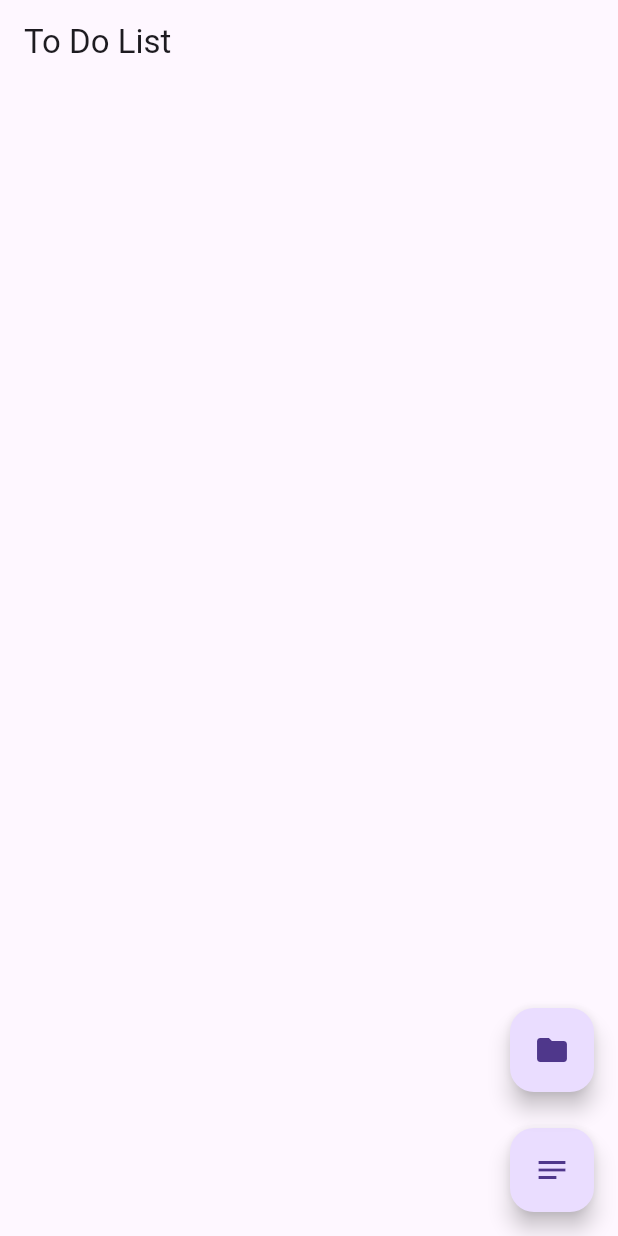
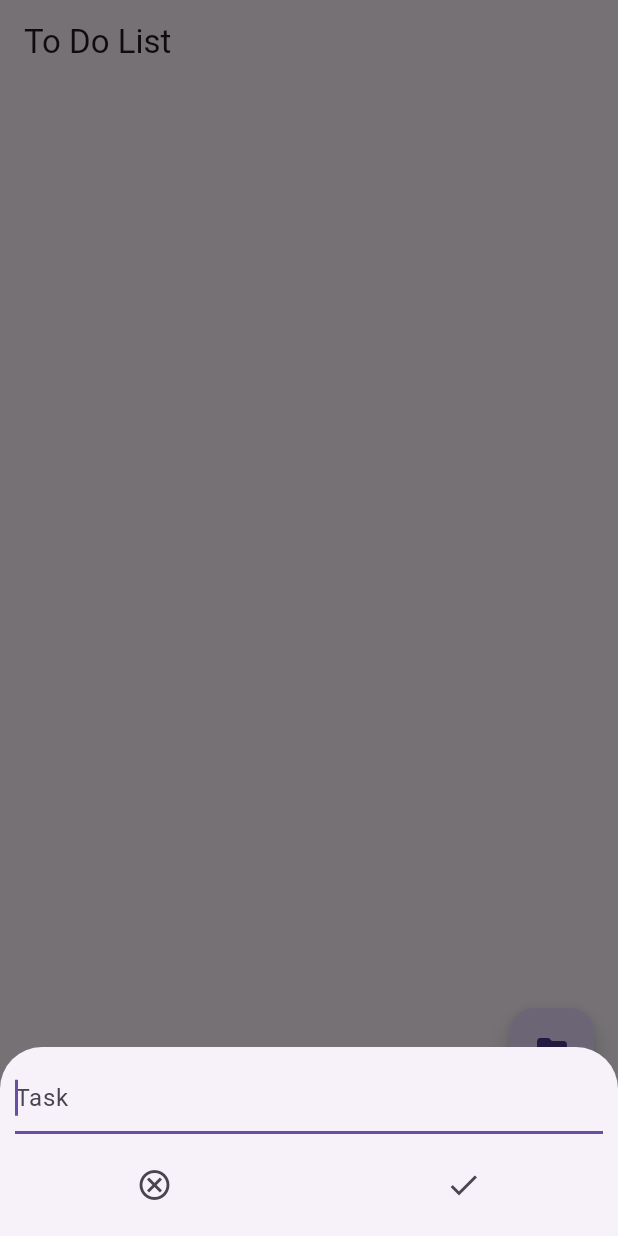
Before and after one commit to alexsedy/todo_app, a Flutter app: the screen it shows after launch, after a tap on the "notes" icon, on a phone screen of 412 x 824 dp. Run offline on Flutter 3.47's test engine with Material 3 defaults, Android fonts, the phone set to English and light mode, and no system bars; our stand-ins replace flutter_slidable, hive, hive_flutter; accounts and stored records are empty.

Commit message:
add single_task_entity.dart, single_task_form_widget.dart, single_task_widget.dart, single_tasks_widget_model.dart

```diff
--- a/lib/constants/constants.dart
+++ b/lib/constants/constants.dart
@@ -1,5 +1,5 @@
 abstract class BoxConstants {
   static const String GroupBox = "group_box";
   static const String TaskBox = "task_box";
-
+  static const String SingleTaskBox = "single_task_box";
 }
--- /dev/null
+++ b/lib/domain/entity/single_task_entity.dart
@@ -0,0 +1,15 @@
+import 'package:hive/hive.dart';
+
+part 'single_task_entity.g.dart';
+
+@HiveType(typeId: 3)
+class SingleTask extends HiveObject {
+
+  @HiveField(0)
+  String singleTask;
+
+  @HiveField(1)
+  bool isDone;
+
+  SingleTask({required this.singleTask, required this.isDone});
+}
--- a/lib/ui/widget_ui/group/group_form/group_form_widget.dart
+++ b/lib/ui/widget_ui/group/group_form/group_form_widget.dart
@@ -49,6 +49,7 @@ class _GroupNameWidget extends StatelessWidget {
   @override
   Widget build(BuildContext context) {
     final _model = GroupFormWidgetModelProvider.read(context)?.model;
+
     return TextField(
       autofocus: true,
       textInputAction: TextInputAction.done,
--- a/lib/ui/widget_ui/group/groups/groups_widget.dart
+++ b/lib/ui/widget_ui/group/groups/groups_widget.dart
@@ -1,6 +1,8 @@
 import 'package:flutter/material.dart';
 import 'package:flutter_slidable/flutter_slidable.dart';
+import 'package:todo_app/ui/widget_ui/task/single_task_form/single_task_form_widget.dart';
 
+import '../../task/single_task/single_task_widget.dart';
 import 'groups_widget_model.dart';
 
 class GroupsWidget extends StatefulWidget {
@@ -31,7 +33,12 @@ class _GroupsWidgetBody extends StatelessWidget {
       appBar: AppBar(
         title: const Text('To Do List'),
       ),
-      body: const _GroupListWidget(),
+      body: const Column(
+        children: [
+          Expanded(child: _GroupListWidget()),
+          Expanded(child: SingleTaskWidget())
+        ],
+      ),
       floatingActionButton: CustomFloatingActionButton(),
     );
   }
@@ -100,7 +107,14 @@ class CustomFloatingActionButton extends StatelessWidget {
             bottom: 0.0,
             right: 0.0,
             child: FloatingActionButton(
-              onPressed: () {},
+              onPressed: () {
+                showModalBottomSheet<void>(
+                  context: context,
+                  builder: (BuildContext context) {
+                    return SingleTaskFormWidget();
+                  },
+                );
+              },
               tooltip: 'Add task',
               child: Icon(Icons.notes),
             ),
--- /dev/null
+++ b/lib/ui/widget_ui/task/single_task/single_task_widget.dart
@@ -0,0 +1,78 @@
+import 'package:flutter/material.dart';
+import 'package:flutter_slidable/flutter_slidable.dart';
+import 'package:todo_app/ui/widget_ui/task/single_task/single_tasks_widget_model.dart';
+
+class SingleTaskWidget extends StatefulWidget {
+  const SingleTaskWidget({super.key});
+
+  @override
+  State<SingleTaskWidget> createState() => _SingleTaskWidgetState();
+}
+
+class _SingleTaskWidgetState extends State<SingleTaskWidget> {
+  final singleTaskModel = SingleTaskWidgetModel();
+
+  @override
+  Widget build(BuildContext context) {
+    return SingleTaskWidgetModelProvider(
+      model: singleTaskModel,
+      child: _SingleTaskListWidget(),
+    );
+  }
+}
+
+class _SingleTaskListWidget extends StatefulWidget {
+  const _SingleTaskListWidget({super.key});
+
+  @override
+  State<_SingleTaskListWidget> createState() => _SingleTaskListWidgetState();
+}
+
+class _SingleTaskListWidgetState extends State<_SingleTaskListWidget> {
+  @override
+  Widget build(BuildContext context) {
+    var itemCount = SingleTaskWidgetModelProvider.watch(context)?.model.singleTasks.length ?? 0;
+
+    return ListView.separated(
+      itemBuilder: (BuildContext context, int index) {
+          return _SingleTaskRowWidget(indexInList: index);
+        },
+      separatorBuilder: (BuildContext context, int index) {
+          return const Divider(height: 4,);
+        },
+      itemCount: itemCount);
+  }
+}
+
+
+class _SingleTaskRowWidget extends StatelessWidget {
+  final int indexInList;
+  const _SingleTaskRowWidget({super.key, required this.indexInList});
+
+  @override
+  Widget build(BuildContext context) {
+    final model = SingleTaskWidgetModelProvider.read(context)!.model;
+    final singleTask = model.singleTasks[indexInList];
+
+    return Slidable(
+      endActionPane: ActionPane(motion: const ScrollMotion(),
+        children: [
+          SlidableAction(
+            onPressed: (context) => model.deleteSingleTask(indexInList),
+            backgroundColor: Colors.redAccent,
+            foregroundColor: Colors.white,
+            icon: Icons.delete,
+            label: 'Delete',
+          ),
+        ],
+      ),
+      child: ListTile(
+        title: Text(singleTask.singleTask,
+            style: TextStyle(decoration: singleTask.isDone ? TextDecoration.lineThrough : null)
+        ),
+        trailing: Icon(singleTask.isDone ? Icons.check_box : Icons.check_box_outline_blank),
+        onTap: () => model.doneToggle(indexInList),
+      ),
+    );
+  }
+}
--- /dev/null
+++ b/lib/ui/widget_ui/task/single_task/single_tasks_widget_model.dart
@@ -0,0 +1,99 @@
+import 'package:flutter/cupertino.dart';
+import 'package:hive/hive.dart';
+import 'package:hive_flutter/adapters.dart';
+
+import '../../../../constants/constants.dart';
+import '../../../../domain/entity/single_task_entity.dart';
+import '../../../navigation/main_navigation.dart';
+
+class SingleTaskWidgetModel extends ChangeNotifier {
+  var _singleTask = <SingleTask>[];
+  var singleTaskText = "";
+
+  SingleTaskWidgetModel() {
+    _setup();
+  }
+
+  List<SingleTask> get singleTasks => _singleTask.toList();
+
+  void saveSingleTask(BuildContext context) async {
+    if (singleTaskText.isEmpty) return;
+    if (!Hive.isAdapterRegistered(3)) {
+      Hive.registerAdapter(SingleTaskAdapter());
+    }
+    final box = await Hive.openBox<SingleTask>(BoxConstants.SingleTaskBox);
+    final singleTask = SingleTask(singleTask: singleTaskText, isDone: false);
+    await box.add(singleTask);
+    Navigator.of(context).pop();
+  }
+
+  void addSingleTask(BuildContext context, int groupIndex) async {
+    if (!Hive.isAdapterRegistered(3)) {
+      Hive.registerAdapter(SingleTaskAdapter());
+    }
+    final box = await Hive.openBox<SingleTask>(BoxConstants.SingleTaskBox);
+    final groupKey = box.keyAt(groupIndex);
+
+    Navigator.of(context).pushNamed(MainNavigationRoutsName.task, arguments: groupKey);
+  }
+
+  void doneToggle(int index) async {
+    final task = _singleTask[index];
+    final currentState = task.isDone ?? false;
+    task?.isDone = !currentState;
+    await task.save();
+    notifyListeners();
+  }
+
+  void deleteSingleTask(int singleTaskIndex) async {
+    if (!Hive.isAdapterRegistered(3)) {
+      Hive.registerAdapter(SingleTaskAdapter());
+    }
+
+    final box = await Hive.openBox<SingleTask>(BoxConstants.SingleTaskBox);
+    await box.deleteAt(singleTaskIndex);
+  }
+
+  void _readSingleTaskFromHive(Box<SingleTask> box) {
+    _singleTask = box.values.toList();
+    notifyListeners();
+  }
+
+  void _setup() async {
+    if (!Hive.isAdapterRegistered(3)) {
+      Hive.registerAdapter(SingleTaskAdapter());
+    }
+    final box = await Hive.openBox<SingleTask>(BoxConstants.SingleTaskBox);
+
+    _readSingleTaskFromHive(box);
+    box.listenable().addListener(() => _readSingleTaskFromHive(box));
+  }
+}
+
+class SingleTaskWidgetModelProvider extends InheritedNotifier {
+  final SingleTaskWidgetModel model;
+  const SingleTaskWidgetModelProvider({
+    super.key,
+    required this.model,
+    required Widget child,
+  }) : super(child: child, notifier: model);
+
+
+  static SingleTaskWidgetModelProvider? watch(BuildContext context) {
+    return context
+        .dependOnInheritedWidgetOfExactType<SingleTaskWidgetModelProvider>();
+  }
+
+  static SingleTaskWidgetModelProvider? read(BuildContext context) {
+    final widget = context
+        .getElementForInheritedWidgetOfExactType<
+        SingleTaskWidgetModelProvider>()
+        ?.widget;
+    return widget is SingleTaskWidgetModelProvider ? widget : null;
+  }
+
+  @override
+  bool updateShouldNotify(SingleTaskWidgetModelProvider old) {
+    return true;
+  }
+}
--- /dev/null
+++ b/lib/ui/widget_ui/task/single_task_form/single_task_form_widget.dart
@@ -0,0 +1,77 @@
+import 'package:flutter/material.dart';
+import 'package:todo_app/ui/widget_ui/task/single_task/single_tasks_widget_model.dart';
+
+class SingleTaskFormWidget extends StatefulWidget {
+  const SingleTaskFormWidget({super.key,});
+
+  @override
+  State<SingleTaskFormWidget> createState() => _TaskFormWidgetState();
+}
+
+class _TaskFormWidgetState extends State<SingleTaskFormWidget> {
+  late final SingleTaskWidgetModel _model;
+
+  @override
+  void initState() {
+    super.initState();
+    _model = SingleTaskWidgetModel();
+  }
+
+
+  @override
+  Widget build(BuildContext context) {
+    return SingleTaskWidgetModelProvider(
+      model: _model,
+      child: const _TextFormBodyWidget(),);
+  }
+}
+
+class _TextFormBodyWidget extends StatelessWidget {
+  const _TextFormBodyWidget({super.key});
+
+  @override
+  Widget build(BuildContext context) {
+    final _model = SingleTaskWidgetModelProvider.read(context)?.model;
+
+    return SingleChildScrollView(
+      child: Container(
+        padding: EdgeInsets.only(
+          bottom: MediaQuery.of(context).viewInsets.bottom,
+        ),
+        child: Column(
+          mainAxisSize: MainAxisSize.min,
+          children: [
+            Padding(
+              padding: const EdgeInsets.all(10),
+              child: TextField(
+                autofocus: true,
+                textInputAction: TextInputAction.newline,
+                minLines: 1,
+                maxLines: 16,
+                decoration: const InputDecoration(
+                  hintText: "Task",
+                ),
+                onChanged: (value) => _model?.singleTaskText = value,
+                onEditingComplete: () => _model?.saveSingleTask(context),
+              ),
+            ),
+            Padding(
+              padding: const EdgeInsets.only(bottom: 10),
+              child: Row(
+                mainAxisAlignment: MainAxisAlignment.spaceAround,
+                children: [
+                  IconButton(
+                      onPressed: () => Navigator.pop(context),
+                      icon: Icon(Icons.cancel_outlined)),
+                  IconButton(
+                      onPressed: () => _model?.saveSingleTask(context),
+                      icon: Icon(Icons.done)),
+                ],
+              ),
+            )
+          ],
+        ),
+      ),
+    );
+  }
+}
--- a/lib/ui/widget_ui/task/tasks/tasks_widget.dart
+++ b/lib/ui/widget_ui/task/tasks/tasks_widget.dart
@@ -87,8 +87,6 @@ class _TaskListRowWidget extends StatelessWidget {
     final model = TasksWidgetModelProvider.read(context)!.model;
     final task = model.tasks[indexInList];
 
-    final icon = task.isDone ? Icons.check_box : Icons.check_box_outline_blank;
-
     return Slidable(
       endActionPane: ActionPane(motion: const ScrollMotion(),
         children: [
```
Also changed, not shown: lib/domain/entity/single_task_entity.g.dart (added).
